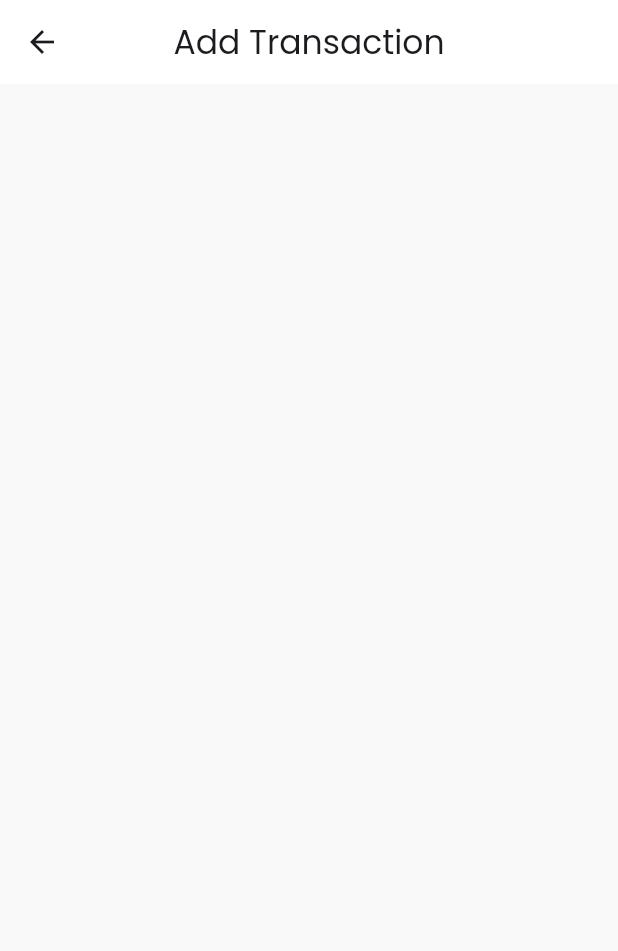
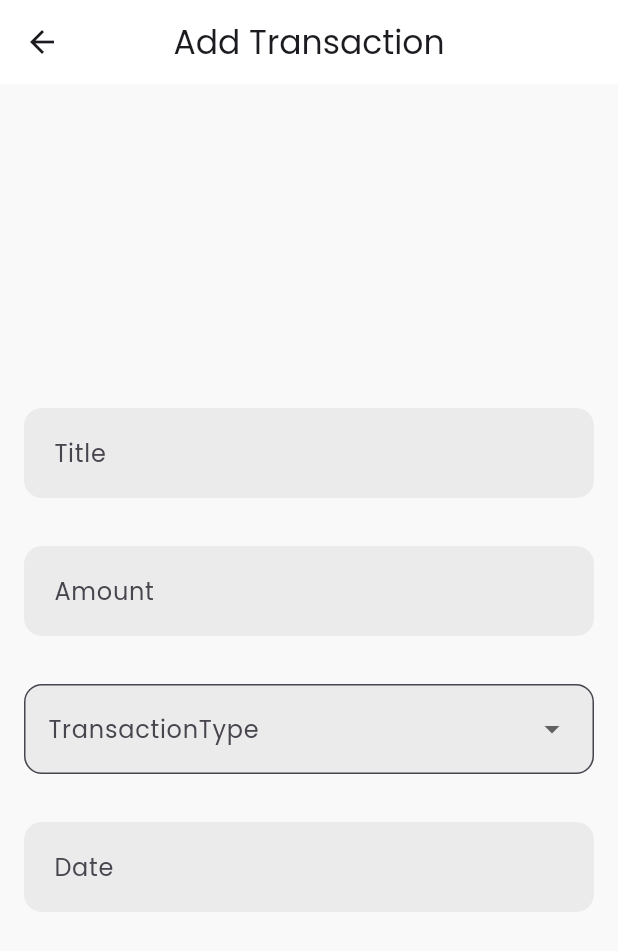
Before and after one commit to MostafaYousry12/Expanse_App, a Flutter app: the AddtransactionView screen opened directly, on a phone screen of 412 x 824 dp. Shown: the top 951 px of the screen. Run offline on Flutter 3.47's test engine with Material 3 defaults, Android fonts, the phone set to English and light mode, and no system bars; our stand-ins replace bloc, dropdown_button2, google_fonts, hive_flutter; accounts and stored records are empty.

Commit message:
add custom data, dropdown and text fields

```diff
--- a/lib/widgets/addTransaction_body.dart
+++ b/lib/widgets/addTransaction_body.dart
@@ -1,10 +1,26 @@
+import 'package:expanse_app/widgets/custom_date_field.dart';
+import 'package:expanse_app/widgets/custom_text_form_field.dart';
+import 'package:expanse_app/widgets/custom_drop_down_text_field.dart';
 import 'package:flutter/material.dart';
 
 class AddtransactionBody extends StatelessWidget {
-  const AddtransactionBody({super.key});
+  AddtransactionBody({super.key});
 
   @override
   Widget build(BuildContext context) {
-    return Form(child: Container());
+    return Form(
+        child: Column(
+      mainAxisAlignment: MainAxisAlignment.center,
+      children: [
+        CustomTextFormField(
+          labelText: "Title",
+        ),
+        CustomTextFormField(
+          labelText: "Amount",
+        ),
+        CustomDropDownTextField(),
+        CustomDateField(),
+      ],
+    ));
   }
 }
--- /dev/null
+++ b/lib/widgets/custom_date_field.dart
@@ -0,0 +1,55 @@
+import 'package:flutter/material.dart';
+
+class CustomDateField extends StatefulWidget {
+  const CustomDateField({super.key});
+
+  @override
+  State<CustomDateField> createState() => _DateFieldState();
+}
+
+class _DateFieldState extends State<CustomDateField> {
+  final TextEditingController _dateController = TextEditingController();
+
+  Future<void> _selectDate(BuildContext context) async {
+    final DateTime? picked = await showDatePicker(
+      context: context,
+      initialDate: DateTime.now(),
+      firstDate: DateTime(2000),
+      lastDate: DateTime(2100),
+    );
+
+    if (picked != null) {
+      setState(() {
+        _dateController.text = "${picked.day}/${picked.month}/${picked.year}";
+      });
+    }
+  }
+
+  @override
+  Widget build(BuildContext context) {
+    return Padding(
+      padding: const EdgeInsets.all(16),
+      child: TextFormField(
+        controller: _dateController,
+        readOnly: true,
+        onTap: () => _selectDate(context),
+        decoration: InputDecoration(
+          labelText: "Date",
+          floatingLabelBehavior: FloatingLabelBehavior.auto,
+          filled: true,
+          fillColor: Colors.grey.withOpacity(0.15),
+          contentPadding:
+              const EdgeInsets.symmetric(horizontal: 16, vertical: 18),
+          border: OutlineInputBorder(
+            borderRadius: BorderRadius.circular(12),
+            borderSide: BorderSide.none,
+          ),
+          focusedBorder: OutlineInputBorder(
+            borderRadius: BorderRadius.circular(12),
+            borderSide: const BorderSide(color: Colors.black, width: 2),
+          ),
+        ),
+      ),
+    );
+  }
+}
--- /dev/null
+++ b/lib/widgets/custom_drop_down_text_field.dart
@@ -0,0 +1,60 @@
+import 'package:dropdown_button2/dropdown_button2.dart';
+import 'package:flutter/material.dart';
+
+class CustomDropDownTextField extends StatefulWidget {
+  CustomDropDownTextField({super.key});
+
+  @override
+  State<CustomDropDownTextField> createState() => _DropDownTextFieldState();
+}
+
+class _DropDownTextFieldState extends State<CustomDropDownTextField> {
+  String? selectedCategory;
+
+  List<String> categories = ["Income", "Expanse"];
+
+  @override
+  Widget build(BuildContext context) {
+    return Padding(
+      padding: const EdgeInsets.all(16),
+      child: DropdownButtonFormField2<String>(
+        value: selectedCategory,
+        isExpanded: true,
+        decoration: InputDecoration(
+          labelText: "TransactionType",
+          floatingLabelBehavior: FloatingLabelBehavior.auto,
+          filled: true,
+          fillColor: Colors.grey.withOpacity(0.15),
+          contentPadding:
+              const EdgeInsets.symmetric(horizontal: 12, vertical: 18),
+          border: OutlineInputBorder(
+            borderRadius: BorderRadius.circular(12),
+            borderSide: BorderSide(width: 2, color: Colors.black),
+          ),
+          focusedBorder: OutlineInputBorder(
+            borderRadius: BorderRadius.circular(12),
+            borderSide: const BorderSide(color: Colors.black, width: 2),
+          ),
+        ),
+        items: categories
+            .map((item) => DropdownMenuItem(
+                  child: Text(item),
+                  value: item,
+                ))
+            .toList(),
+        onChanged: (value) {
+          setState(() {
+            selectedCategory = value;
+          });
+        },
+        dropdownStyleData: DropdownStyleData(
+          elevation: 4,
+          decoration: BoxDecoration(
+            borderRadius: BorderRadius.circular(16),
+            color: Colors.white,
+          ),
+        ),
+      ),
+    );
+  }
+}
--- /dev/null
+++ b/lib/widgets/custom_text_form_field.dart
@@ -0,0 +1,44 @@
+import 'package:flutter/material.dart';
+
+class CustomTextFormField extends StatelessWidget {
+  const CustomTextFormField({
+    super.key,
+    required this.labelText,
+    this.controller,
+    this.keyboardType,
+    this.validator,
+  });
+
+  final String labelText;
+  final TextEditingController? controller;
+  final TextInputType? keyboardType;
+  final String? Function(String?)? validator;
+
+  @override
+  Widget build(BuildContext context) {
+    return Padding(
+      padding: const EdgeInsets.symmetric(horizontal: 16, vertical: 16),
+      child: TextFormField(
+        keyboardType: keyboardType,
+        validator: validator,
+        style: const TextStyle(fontSize: 16),
+        decoration: InputDecoration(
+          labelText: labelText,
+          floatingLabelBehavior: FloatingLabelBehavior.auto,
+          filled: true,
+          fillColor: Colors.grey.withOpacity(0.15),
+          contentPadding:
+              const EdgeInsets.symmetric(horizontal: 16, vertical: 18),
+          border: OutlineInputBorder(
+            borderRadius: BorderRadius.circular(12),
+            borderSide: BorderSide.none,
+          ),
+          focusedBorder: OutlineInputBorder(
+            borderRadius: BorderRadius.circular(12),
+            borderSide: const BorderSide(color: Colors.black, width: 2),
+          ),
+        ),
+      ),
+    );
+  }
+}
--- a/pubspec.yaml
+++ b/pubspec.yaml
@@ -41,6 +41,7 @@ dependencies:
   bloc: ^9.0.0
   font_awesome_flutter: ^10.8.0
   google_fonts: ^6.2.1
+  dropdown_button2: ^2.3.9
 
 dev_dependencies:
   flutter_test:
```
Also changed, not shown: pubspec.lock.
